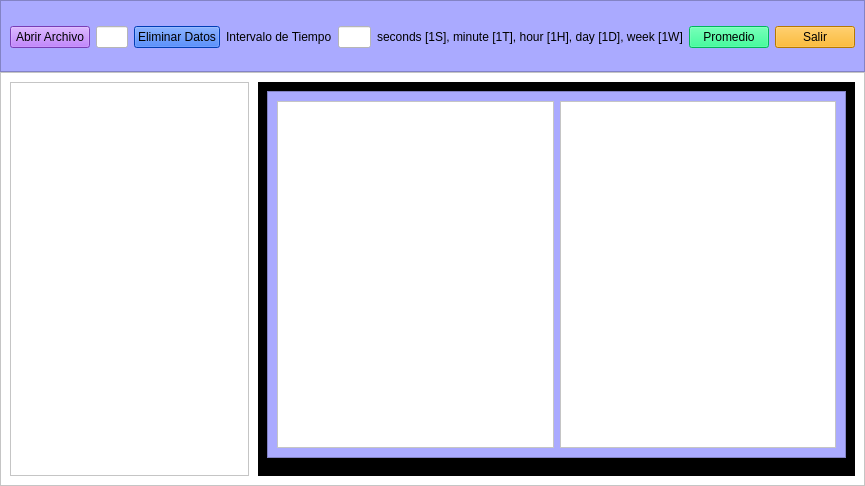
Old version of the form project_mp25.ui in the repository quisperomario/project_of_pm2_5.
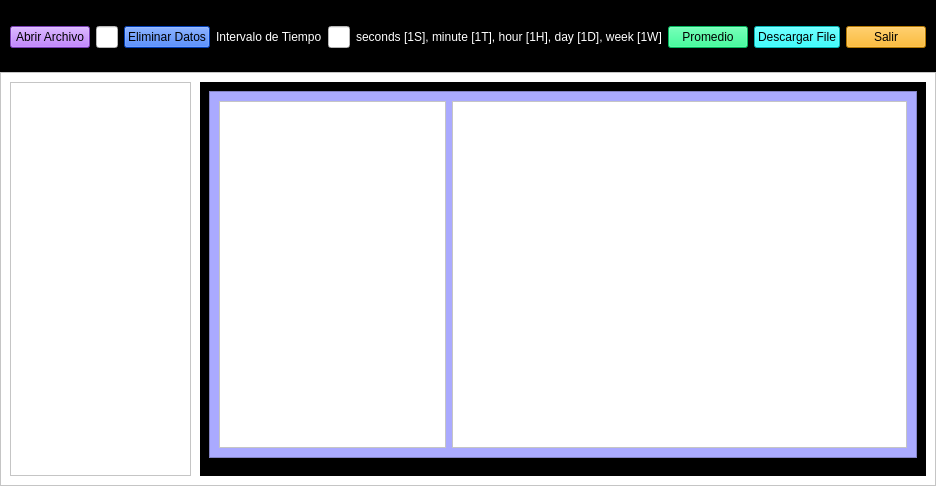
New version of the form.

Patch:
```diff
--- a/project_mp25.ui
+++ b/project_mp25.ui
@@ -33,7 +33,7 @@
     <item>
      <widget class="QFrame" name="frame_2">
       <property name="styleSheet">
-       <string notr="true">background-color: rgb(170, 170, 255);</string>
+       <string notr="true">background-color: rgb(0, 0, 0);</string>
       </property>
       <property name="frameShape">
        <enum>QFrame::StyledPanel</enum>
@@ -80,6 +80,9 @@
        </item>
        <item>
         <widget class="QLabel" name="label">
+         <property name="styleSheet">
+          <string notr="true">color: rgb(255, 255, 255);</string>
+         </property>
          <property name="text">
           <string>Intervalo de Tiempo</string>
          </property>
@@ -97,6 +100,9 @@
        </item>
        <item>
         <widget class="QLabel" name="label_2">
+         <property name="styleSheet">
+          <string notr="true">color: rgb(255, 255, 255);</string>
+         </property>
          <property name="text">
           <string>seconds [1S], minute [1T], hour [1H], day [1D], week [1W]</string>
          </property>
@@ -112,6 +118,29 @@
          </property>
         </widget>
        </item>
+       <item>
+        <widget class="QPushButton" name="btnDescargarFileExcel">
+         <property name="styleSheet">
+          <string notr="true">background-color: rgb(0, 255, 255);</string>
+         </property>
+         <property name="text">
+          <string>Descargar File</string>
+         </property>
+        </widget>
+       </item>
+       <item>
+        <spacer name="horizontalSpacer_2">
+         <property name="orientation">
+          <enum>Qt::Horizontal</enum>
+         </property>
+         <property name="sizeHint" stdset="0">
+          <size>
+           <width>40</width>
+           <height>20</height>
+          </size>
+         </property>
+        </spacer>
+       </item>
        <item>
         <spacer name="horizontalSpacer">
          <property name="orientation">
@@ -149,7 +178,7 @@
       <property name="frameShadow">
        <enum>QFrame::Raised</enum>
       </property>
-      <layout class="QHBoxLayout" name="horizontalLayout_2" stretch="8,20">
+      <layout class="QHBoxLayout" name="horizontalLayout_2" stretch="5,20">
        <property name="spacing">
         <number>9</number>
        </property>
@@ -169,7 +198,7 @@
 }
 
 QHeaderView::section {
-	background-color: #aaaaff;
+	background-color: #aa00ff;
 	padding: 2px;
 
 	border: 1px solid #fffff8;
@@ -177,7 +206,7 @@
 }
 
 QTableWidget {
-	gridline-color: #aaaaff;
+	gridline-color: #aa00ff;
 	font-size: 10pt;
 }
 
@@ -220,36 +249,7 @@
             <property name="frameShadow">
              <enum>QFrame::Raised</enum>
             </property>
-            <layout class="QHBoxLayout" name="horizontalLayout_3">
-             <item>
-              <widget class="QTableWidget" name="tableCentralTendencyMeasures">
-               <property name="styleSheet">
-                <string notr="true">QWidget {
-	background-color: #ffffff;
-	color: #000000;
-
-}
-
-QHeaderView::section {
-	background-color: #aaaaff;
-	padding: 2px;
-
-	border: 1px solid #fffff8;
-	font-size: 10pt;
-}
-
-QTableWidget {
-	gridline-color: #aaaaff;
-	font-size: 10pt;
-}
-
-QTableWidget QTableCornerButton::section {
-	background-color: #646464;
-	border: 1px solid #ff0000;
-}</string>
-               </property>
-              </widget>
-             </item>
+            <layout class="QHBoxLayout" name="horizontalLayout_3" stretch="5,10">
              <item>
               <widget class="QTableWidget" name="tableMeanTimeInterval">
                <property name="styleSheet">
@@ -260,7 +260,7 @@
 }
 
 QHeaderView::section {
-	background-color: #aaaaff;
+	background-color: #aa00ff;
 	padding: 2px;
 
 	border: 1px solid #fffff8;
@@ -268,7 +268,36 @@
 }
 
 QTableWidget {
-	gridline-color: #aaaaff;
+	gridline-color: #aa00ff;
+	font-size: 10pt;
+}
+
+QTableWidget QTableCornerButton::section {
+	background-color: #646464;
+	border: 1px solid #ff0000;
+}</string>
+               </property>
+              </widget>
+             </item>
+             <item>
+              <widget class="QTableWidget" name="tableCentralTendencyMeasures">
+               <property name="styleSheet">
+                <string notr="true">QWidget {
+	background-color: #ffffff;
+	color: #000000;
+
+}
+
+QHeaderView::section {
+	background-color: #00ff7f;
+	padding: 2px;
+
+	border: 1px solid #fffff8;
+	font-size: 10pt;
+}
+
+QTableWidget {
+	gridline-color: #00ff7f;
 	font-size: 10pt;
 }
 
```
Left out of the diff: 2 changed lines with no effect on the pictures.
